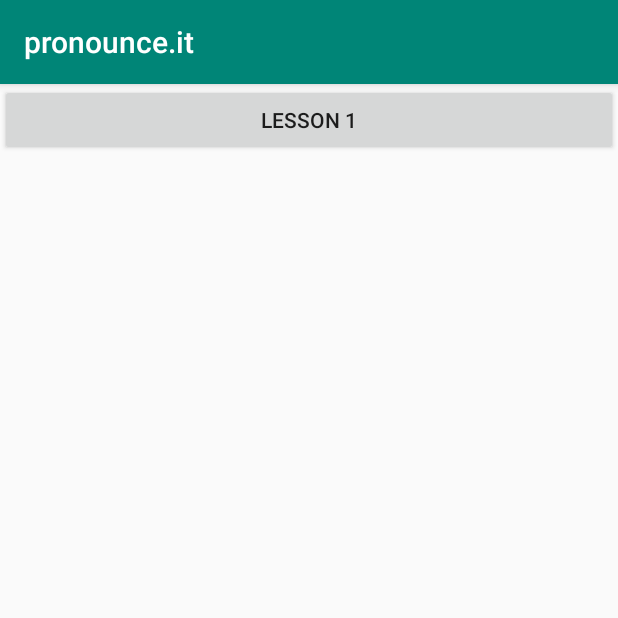
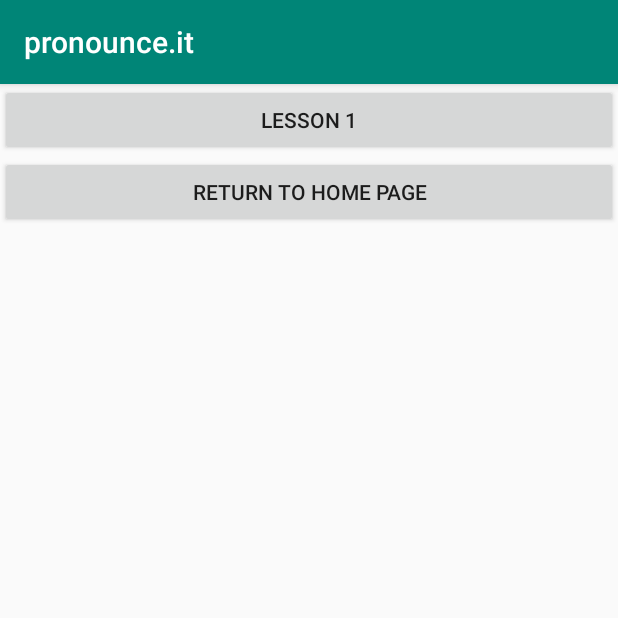
Before and after one commit to malcolmrjones/pronounce.it, an Android app: the LessonSelector screen opened directly, with no data from a screen before it, on a phone screen of 412 x 824 dp, the top half of it. Run offline under Robolectric (Android 15) with nearby library versions, the phone set to English and light mode, and no system bars.

Commit message:
added some exit buttons/functionality

```diff
--- a/app/src/main/java/pronounce/app/LessonSelector.java
+++ b/app/src/main/java/pronounce/app/LessonSelector.java
@@ -15,4 +15,9 @@ public class LessonSelector extends AppCompatActivity {
         Intent changeToLesson = new Intent (this, LessonActivity.class);
         startActivity(changeToLesson);
     }
+    public void returnHomeAction(View v) {
+        Intent returnHome = new Intent(this, MainActivity.class
+        );
+        startActivity(returnHome);
+    }
 }
--- a/app/src/main/res/layout/activity_lesson.xml
+++ b/app/src/main/res/layout/activity_lesson.xml
@@ -69,6 +69,7 @@
             android:id="@+id/button_exit"
             android:layout_width="wrap_content"
             android:layout_height="wrap_content"
+            android:onClick="onClickExit"
             android:text="EXIT"
             app:layout_constraintBottom_toBottomOf="parent"
             app:layout_constraintEnd_toEndOf="parent"
--- a/app/src/main/res/layout/activity_lessonselector.xml
+++ b/app/src/main/res/layout/activity_lessonselector.xml
@@ -9,4 +9,11 @@
         android:layout_height="wrap_content"
         android:onClick="button1Action"
         android:text="@string/lesson_1" />
+
+    <Button
+        android:id="@+id/returnHome"
+        android:layout_width="match_parent"
+        android:layout_height="wrap_content"
+        android:onClick="returnHomeAction"
+        android:text="@string/return_to_home_page" />
 </LinearLayout>
--- a/app/src/main/res/layout/activity_main.xml
+++ b/app/src/main/res/layout/activity_main.xml
@@ -10,7 +10,6 @@
         android:id="@+id/title"
         android:layout_width="wrap_content"
         android:layout_height="wrap_content"
-        android:layout_marginStart="103dp"
         android:layout_marginTop="50dp"
         android:text="@string/pronounce_it"
         android:textSize="24sp"
@@ -21,7 +20,6 @@
         android:id="@+id/buttonLanguageSelector"
         android:layout_width="wrap_content"
         android:layout_height="wrap_content"
-        android:layout_marginStart="120dp"
         android:onClick="Button1Action"
         android:text="@string/get_started"
         app:layout_constraintStart_toStartOf="parent"
@@ -31,10 +29,7 @@
         android:id="@+id/languages"
         android:layout_width="148dp"
         android:layout_height="27dp"
-        android:layout_marginStart="130dp"
-        android:layout_marginEnd="133dp"
         android:visibility="invisible"
-        app:layout_constraintEnd_toEndOf="parent"
         app:layout_constraintStart_toStartOf="parent"
         app:layout_constraintTop_toBottomOf="@+id/buttonLanguageSelector"
         tools:visibility="invisible" />
@@ -43,7 +38,6 @@
         android:id="@+id/buttonChangeActivity"
         android:layout_width="wrap_content"
         android:layout_height="wrap_content"
-        android:layout_marginStart="128dp"
         android:onClick="ButtonChangeAction"
         android:text="@string/let_s_learn"
         android:visibility="invisible"
--- a/app/src/main/res/values/strings.xml
+++ b/app/src/main/res/values/strings.xml
@@ -6,4 +6,5 @@
     <string name="spanish">Spanish</string>
     <string name="let_s_learn">Let\'s Learn!</string>
     <string name="lesson_1">Lesson 1</string>
+    <string name="return_to_home_page">Return to Home Page</string>
 </resources>
```
Also changed, not shown: app/src/main/java/pronounce/app/LessonActivity.java (+6 -7 lines).
